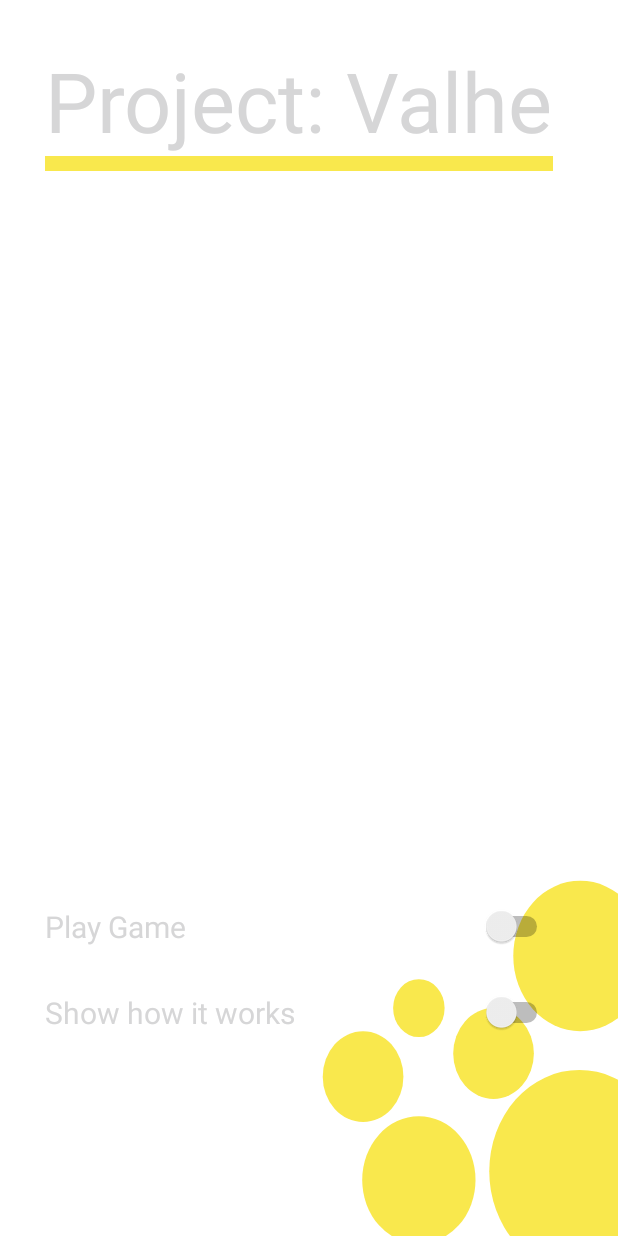
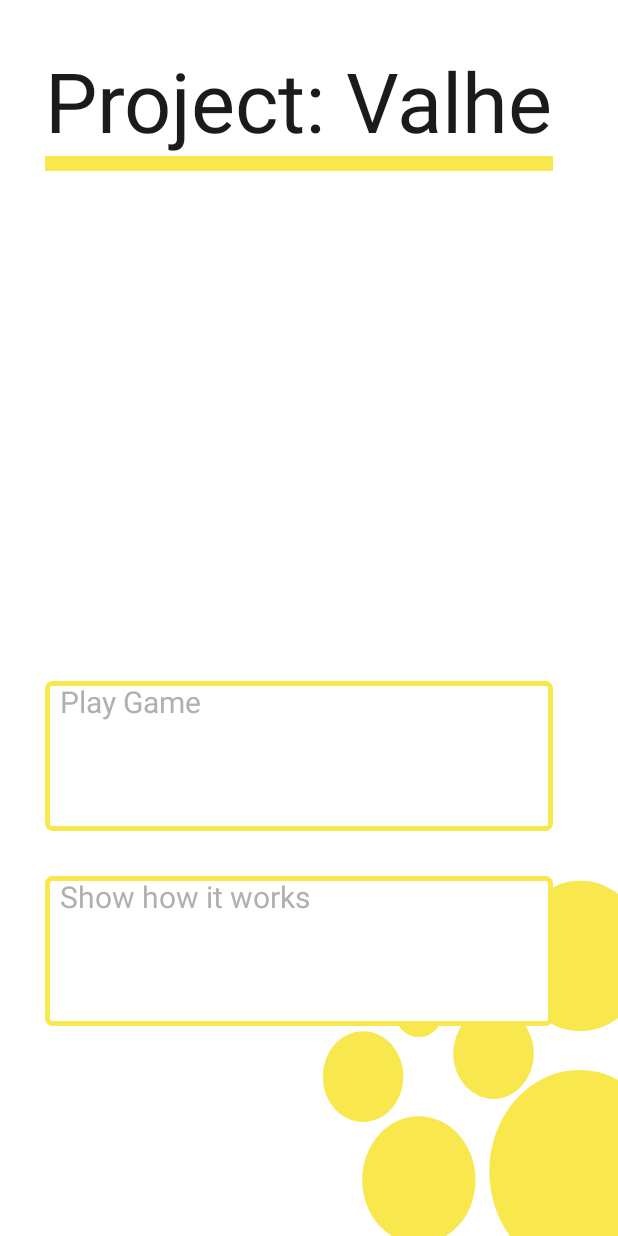
Before and after one commit to JyotsnaGorle/MIS_Final_Project, an Android app: the fragment SecondScreen placed in its activity, on a phone screen of 412 x 824 dp. Run offline under Robolectric (Android 15) with nearby library versions, the light colour scheme and no system bars.

Commit message:
change textColor name

```diff
--- a/app/src/main/res/layout/activity_main.xml
+++ b/app/src/main/res/layout/activity_main.xml
@@ -30,7 +30,7 @@
                 android:layout_height="wrap_content"
                 android:text="@string/app_name"
                 android:textSize="80sp"
-                android:textColor="@color/textColor"/>
+                android:textColor="@color/primaryTextColor"/>
 
         </TableRow>
     </TableLayout>
--- a/app/src/main/res/layout/fragment_information.xml
+++ b/app/src/main/res/layout/fragment_information.xml
@@ -38,7 +38,7 @@
             android:layout_marginBottom="10sp">
             <TextView
                 android:layout_width="wrap_content"
-                android:textColor="@color/textColor"
+                android:textColor="@color/primaryTextColor"
                 android:text="@string/informationText_1" />
         </TableRow>
         <TableRow
@@ -60,7 +60,7 @@
                     android:layout_width="210sp"
                     android:layout_height="wrap_content"
                     android:text="@string/informationText_1"
-                    android:textColor="@color/textColor" />
+                    android:textColor="@color/primaryTextColor" />
             </LinearLayout>
         </TableRow>
         <TableRow
@@ -68,7 +68,7 @@
             android:layout_marginBottom="90sp">
             <TextView
                 android:layout_width="wrap_content"
-                android:textColor="@color/textColor"
+                android:textColor="@color/primaryTextColor"
                 android:text="@string/informationText_1" />
         </TableRow>
         <TableRow>
--- a/app/src/main/res/layout/fragment_second_screen.xml
+++ b/app/src/main/res/layout/fragment_second_screen.xml
@@ -20,7 +20,7 @@
                 android:id="@+id/title"
                 android:text="@string/app_name"
                 android:textSize="55sp"
-                android:textColor="@color/textColor"/>
+                android:textColor="@color/primaryTextColor"/>
         </TableRow>
         <TableRow
             android:layout_width="fill_parent"
@@ -35,23 +35,44 @@
         </TableRow>
         <TableRow>
             <FrameLayout
-                android:layout_height="400sp">
+                android:layout_height="250sp">
             </FrameLayout>
         </TableRow>
         <TableRow
             android:layout_marginBottom="30sp">
-            <Switch
+
+            <LinearLayout
                 android:id="@+id/playGame"
+                android:layout_width="fill_parent"
+                android:layout_height="fill_parent"
+                android:background="@drawable/my_layout"
+                android:orientation="vertical">
+
+            <TextView
+                android:layout_width="fill_parent"
+                android:layout_height="100sp"
+                android:layout_marginStart="10sp"
                 android:text="@string/playGame"
-                android:textSize="20sp"
-                android:textColor="@color/textColor"/>
+                android:textColor="@color/secondaryTextColor"
+                android:textSize="20sp" />
+            </LinearLayout>
         </TableRow>
         <TableRow>
-            <Switch
+            <LinearLayout
                 android:id="@+id/information"
+                android:layout_width="fill_parent"
+                android:layout_height="fill_parent"
+                android:background="@drawable/my_layout"
+                android:orientation="vertical">
+
+            <TextView
+                android:layout_width="fill_parent"
+                android:layout_height="100dp"
+                android:layout_marginStart="10sp"
                 android:text="@string/showHowItWorks"
-                android:textSize="20sp"
-                android:textColor="@color/textColor"/>
+                android:textColor="@color/secondaryTextColor"
+                android:textSize="20sp" />
+            </LinearLayout>
         </TableRow>
     </TableLayout>
     <FrameLayout
--- a/app/src/main/res/layout/fragment_selected_game.xml
+++ b/app/src/main/res/layout/fragment_selected_game.xml
@@ -22,7 +22,7 @@
                 android:id="@+id/title"
                 android:text="@string/app_name"
                 android:textSize="55sp"
-                android:textColor="@color/textColor"/>
+                android:textColor="@color/primaryTextColor"/>
         </TableRow>
         <TableRow
             android:layout_width="fill_parent"
@@ -66,7 +66,7 @@
                         android:layout_height="wrap_content"
                         android:layout_marginStart="10sp"
                         android:text="@string/chooseCombination"
-                        android:textColor="@color/textColor"
+                        android:textColor="@color/primaryTextColor"
                         android:textSize="15sp" />
 
                     <Spinner
@@ -82,7 +82,7 @@
                         android:layout_height="wrap_content"
                         android:layout_marginStart="10sp"
                         android:text="@string/calculatePoints"
-                        android:textColor="@color/textColor"
+                        android:textColor="@color/primaryTextColor"
                         android:textSize="15sp" />
 
                     <EditText
```
Also changed, not shown: app/src/main/res/layout/fragment_start_game.xml (+16 -16 lines).
